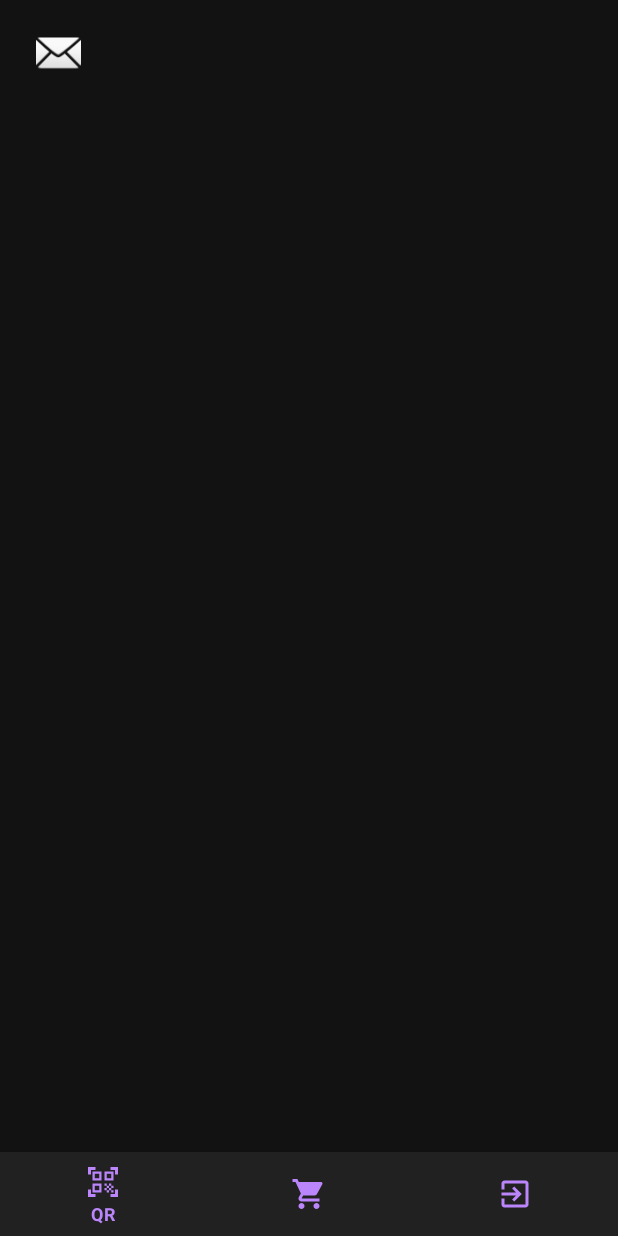
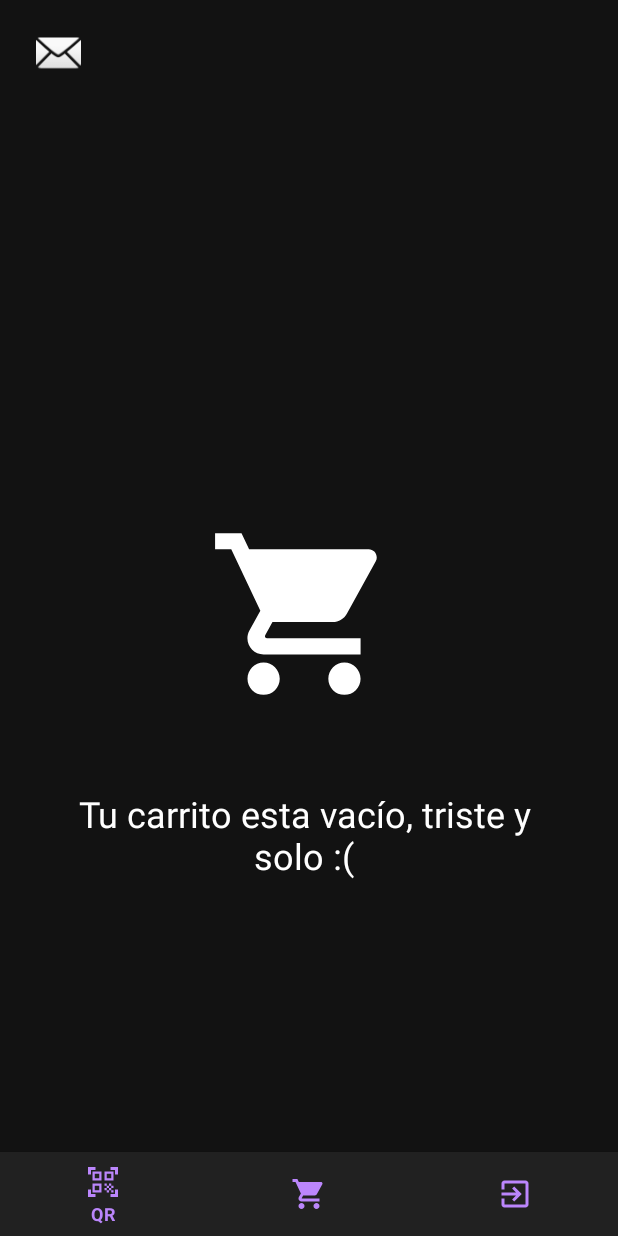
Before and after one commit to cristian-ramirez99/AppMovil, an Android app: the fragment CarritoFragment placed in its activity, on a phone screen of 412 x 824 dp. Run offline under Robolectric (Android 15) with nearby library versions, the phone set to English and light mode, and no system bars; libraries missing offline, so code that uses them is left out: com.google.zxing.integration.

Commit message:
Fragment carrito vacio added

```diff
--- a/app/src/main/java/com/example/sintesis/autenticado/fragments/CarritoFragment.java
+++ b/app/src/main/java/com/example/sintesis/autenticado/fragments/CarritoFragment.java
@@ -56,22 +56,18 @@ public class CarritoFragment extends Fragment {
 
         llenarLista();
 
-        //Si carrito vacio
+        //Si el carrito esta vacio, carga el fragment de carrito_vacio
         if (productos.size() == 0) {
-            vista = inflater.inflate(R.layout.fragment_carrito, container, false);
+            vista = inflater.inflate(R.layout.fragment_carrito_vacio, container, false);
 
+
+            //Si el carrito tiene productos, carga el fragment carrito
         } else {
             // Inflate the layout for this fragment
             vista = inflater.inflate(R.layout.fragment_carrito, container, false);
-        }
-
-        Intent intent = getActivity().getIntent();
-        token = intent.getStringExtra(Login.TOKEN);
-
 
             recyclerProductos = (RecyclerView) vista.findViewById(R.id.rcProductosCarrito);
             recyclerProductos.setLayoutManager(new LinearLayoutManager(getContext()));
-
 
             ListaAdapter adapter = new ListaAdapter(productos, new ListaAdapter.OnIconBasuraClickListener() {
                 @Override
@@ -80,6 +76,11 @@ public class CarritoFragment extends Fragment {
                 }
             });
             recyclerProductos.setAdapter(adapter);
+        }
+
+        Intent intent = getActivity().getIntent();
+        token = intent.getStringExtra(Login.TOKEN);
+
         return vista;
     }
 
@@ -91,8 +92,8 @@ public class CarritoFragment extends Fragment {
         productos.add(new Producto("Jesus Gayming", "Muy polivalente", 76, "no-image", "1236", 4));
         productos.add(new Producto("Manuel Gayming", "Muy polivalente", 32, "no-image", "1237", 1));
         productos.add(new Producto("Pepe Gayming", "Muy polivalente", 15, "no-image", "1238", 2));
+
 */
-
     }
 
     private void getProductos() {
--- /dev/null
+++ b/app/src/main/res/layout/fragment_carrito_vacio.xml
@@ -0,0 +1,34 @@
+<?xml version="1.0" encoding="utf-8"?>
+<androidx.constraintlayout.widget.ConstraintLayout xmlns:android="http://schemas.android.com/apk/res/android"
+    xmlns:app="http://schemas.android.com/apk/res-auto"
+    xmlns:tools="http://schemas.android.com/tools"
+    android:layout_width="match_parent"
+    android:layout_height="match_parent"
+    android:background="@color/dark_theme"
+    tools:context=".autenticado.fragments.CarritoFragment">
+
+    <TextView
+        android:id="@+id/tvMensajeCarritoVacio"
+        android:layout_width="334dp"
+        android:layout_height="108dp"
+        android:layout_marginStart="36dp"
+        android:layout_marginTop="52dp"
+        android:text="@string/carrito_vacio"
+        android:textAlignment="center"
+        android:textColor="@color/white"
+        android:textSize="24sp"
+        app:layout_constraintStart_toStartOf="parent"
+        app:layout_constraintTop_toBottomOf="@+id/ivCarritoCarritoVacio" />
+
+    <ImageView
+        android:id="@+id/ivCarritoCarritoVacio"
+        android:layout_width="189dp"
+        android:layout_height="129dp"
+        android:layout_marginStart="108dp"
+        android:layout_marginTop="152dp"
+        app:tint="@color/white"
+        app:layout_constraintStart_toStartOf="parent"
+        app:layout_constraintTop_toTopOf="parent"
+        app:srcCompat="@drawable/ic_carrito" />
+
+</androidx.constraintlayout.widget.ConstraintLayout>
--- a/app/src/main/res/values/strings.xml
+++ b/app/src/main/res/values/strings.xml
@@ -12,6 +12,7 @@
     <string name="eliminar_producto">Estas seguro que quieres eliminar el producto</string>
     <string name="precio_total">Precio total :</string>
     <string name="producto_añadido">Producto añadido a su carrito</string>
+    <string name="carrito_vacio">Tu carrito esta vacío, triste y solo :(</string>
 
     <!--Buttons-->
     <string name="btn_no_account">No tienes cuenta? Registrate ahora</string>
```
Lines whose indentation alone changed are shown as unchanged.
